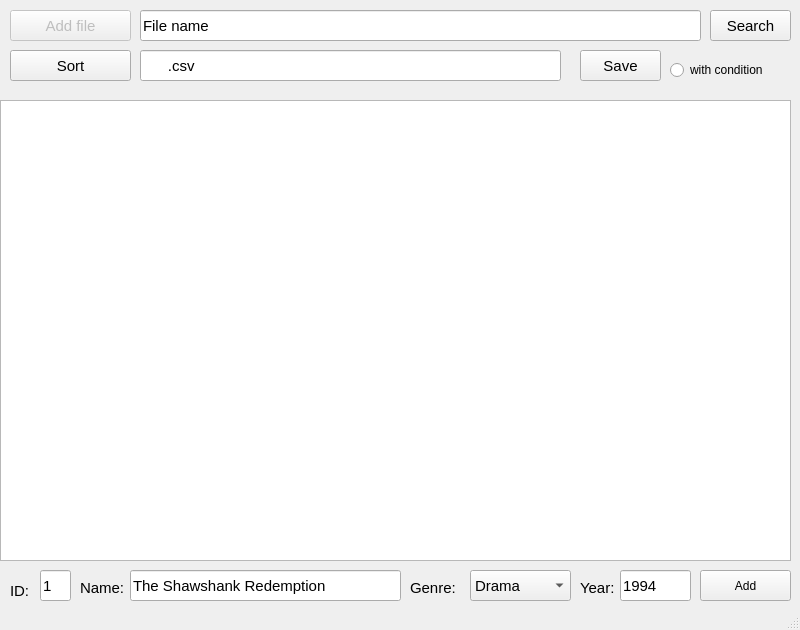
Before: the Qt Designer form lab2/mainwindow.ui in mgodunow/oop, drawn with Qt 5.
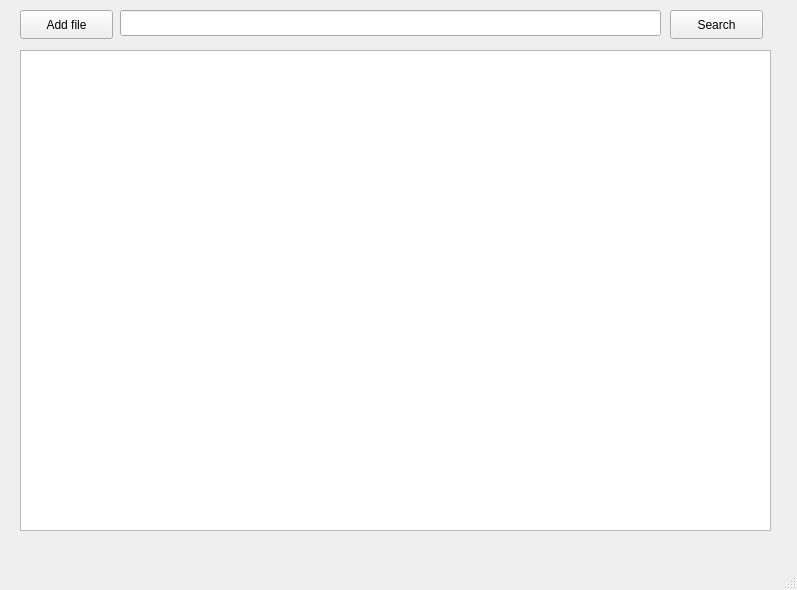
After: the same form once the commit is applied.

```diff
--- a/lab2/mainwindow.ui
+++ b/lab2/mainwindow.ui
@@ -2,29 +2,14 @@
 <ui version="4.0">
  <class>MainWindow</class>
  <widget class="QMainWindow" name="MainWindow">
-  <property name="enabled">
-   <bool>true</bool>
-  </property>
   <property name="geometry">
    <rect>
     <x>0</x>
     <y>0</y>
-    <width>800</width>
-    <height>630</height>
+    <width>797</width>
+    <height>590</height>
    </rect>
   </property>
-  <property name="minimumSize">
-   <size>
-    <width>800</width>
-    <height>602</height>
-   </size>
-  </property>
-  <property name="maximumSize">
-   <size>
-    <width>800</width>
-    <height>630</height>
-   </size>
-  </property>
   <property name="windowTitle">
    <string>MainWindow</string>
   </property>
@@ -32,191 +17,22 @@
    <widget class="QTextBrowser" name="textBrowser">
     <property name="geometry">
      <rect>
-      <x>0</x>
-      <y>100</y>
-      <width>791</width>
-      <height>461</height>
+      <x>20</x>
+      <y>50</y>
+      <width>751</width>
+      <height>481</height>
      </rect>
-    </property>
-    <property name="font">
-     <font>
-      <pointsize>13</pointsize>
-     </font>
-    </property>
-    <property name="html">
-     <string>&lt;!DOCTYPE HTML PUBLIC &quot;-//W3C//DTD HTML 4.0//EN&quot; &quot;http://www.w3.org/TR/REC-html40/strict.dtd&quot;&gt;
-&lt;html&gt;&lt;head&gt;&lt;meta name=&quot;qrichtext&quot; content=&quot;1&quot; /&gt;&lt;meta charset=&quot;utf-8&quot; /&gt;&lt;style type=&quot;text/css&quot;&gt;
-p, li { white-space: pre-wrap; }
-hr { height: 1px; border-width: 0; }
-&lt;/style&gt;&lt;/head&gt;&lt;body style=&quot; font-family:'Segoe UI'; font-size:13pt; font-weight:400; font-style:normal;&quot;&gt;
-&lt;p align=&quot;center&quot; style=&quot;-qt-paragraph-type:empty; margin-top:0px; margin-bottom:0px; margin-left:0px; margin-right:0px; -qt-block-indent:0; text-indent:0px;&quot;&gt;&lt;br /&gt;&lt;/p&gt;&lt;/body&gt;&lt;/html&gt;</string>
-    </property>
-   </widget>
-   <widget class="QPushButton" name="btnSearch">
-    <property name="geometry">
-     <rect>
-      <x>710</x>
-      <y>10</y>
-      <width>81</width>
-      <height>31</height>
-     </rect>
-    </property>
-    <property name="font">
-     <font>
-      <pointsize>11</pointsize>
-     </font>
-    </property>
-    <property name="text">
-     <string>Search</string>
     </property>
    </widget>
    <widget class="QPushButton" name="btnAdd">
     <property name="geometry">
      <rect>
-      <x>700</x>
-      <y>570</y>
-      <width>91</width>
-      <height>31</height>
-     </rect>
-    </property>
-    <property name="text">
-     <string>Add</string>
-    </property>
-   </widget>
-   <widget class="QLabel" name="lblID">
-    <property name="geometry">
-     <rect>
-      <x>10</x>
-      <y>580</y>
-      <width>21</width>
-      <height>21</height>
-     </rect>
-    </property>
-    <property name="font">
-     <font>
-      <pointsize>11</pointsize>
-     </font>
-    </property>
-    <property name="text">
-     <string>ID:</string>
-    </property>
-   </widget>
-   <widget class="QLabel" name="lblName">
-    <property name="geometry">
-     <rect>
-      <x>80</x>
-      <y>580</y>
-      <width>111</width>
-      <height>16</height>
-     </rect>
-    </property>
-    <property name="font">
-     <font>
-      <pointsize>11</pointsize>
-     </font>
-    </property>
-    <property name="text">
-     <string>Name:</string>
-    </property>
-   </widget>
-   <widget class="QLabel" name="lblYear">
-    <property name="geometry">
-     <rect>
-      <x>580</x>
-      <y>580</y>
-      <width>49</width>
-      <height>16</height>
-     </rect>
-    </property>
-    <property name="font">
-     <font>
-      <pointsize>11</pointsize>
-     </font>
-    </property>
-    <property name="text">
-     <string>Year:</string>
-    </property>
-   </widget>
-   <widget class="QLabel" name="lblGenre">
-    <property name="geometry">
-     <rect>
-      <x>410</x>
-      <y>580</y>
-      <width>49</width>
-      <height>16</height>
-     </rect>
-    </property>
-    <property name="font">
-     <font>
-      <pointsize>11</pointsize>
-     </font>
-    </property>
-    <property name="text">
-     <string>Genre:</string>
-    </property>
-   </widget>
-   <widget class="QComboBox" name="cbGenre">
-    <property name="geometry">
-     <rect>
-      <x>470</x>
-      <y>570</y>
-      <width>101</width>
-      <height>31</height>
-     </rect>
-    </property>
-    <property name="font">
-     <font>
-      <pointsize>11</pointsize>
-     </font>
-    </property>
-    <item>
-     <property name="text">
-      <string>Drama</string>
-     </property>
-    </item>
-    <item>
-     <property name="text">
-      <string>Thriller</string>
-     </property>
-    </item>
-    <item>
-     <property name="text">
-      <string>Romance</string>
-     </property>
-    </item>
-    <item>
-     <property name="text">
-      <string>Fantasy</string>
-     </property>
-    </item>
-    <item>
-     <property name="text">
-      <string>Action</string>
-     </property>
-    </item>
-    <item>
-     <property name="text">
-      <string>Horror</string>
-     </property>
-    </item>
-   </widget>
-   <widget class="QPushButton" name="btnAddFile">
-    <property name="enabled">
-     <bool>false</bool>
-    </property>
-    <property name="geometry">
-     <rect>
-      <x>10</x>
+      <x>20</x>
       <y>10</y>
-      <width>121</width>
-      <height>31</height>
+      <width>93</width>
+      <height>29</height>
      </rect>
     </property>
-    <property name="font">
-     <font>
-      <pointsize>11</pointsize>
-     </font>
-    </property>
     <property name="text">
      <string>Add file</string>
     </property>
@@ -224,158 +40,24 @@
    <widget class="QLineEdit" name="linePath">
     <property name="geometry">
      <rect>
-      <x>140</x>
+      <x>120</x>
       <y>10</y>
-      <width>561</width>
-      <height>31</height>
+      <width>541</width>
+      <height>26</height>
      </rect>
     </property>
-    <property name="font">
-     <font>
-      <pointsize>11</pointsize>
-     </font>
-    </property>
-    <property name="text">
-     <string>File name</string>
-    </property>
-    <property name="readOnly">
-     <bool>true</bool>
-    </property>
    </widget>
-   <widget class="QLineEdit" name="lineID">
-    <property name="geometry">
-     <rect>
-      <x>40</x>
-      <y>570</y>
-      <width>31</width>
-      <height>31</height>
-     </rect>
-    </property>
-    <property name="font">
-     <font>
-      <pointsize>11</pointsize>
-     </font>
-    </property>
-    <property name="text">
-     <string>1</string>
-    </property>
-   </widget>
-   <widget class="QLineEdit" name="lineName">
-    <property name="geometry">
-     <rect>
-      <x>130</x>
-      <y>570</y>
-      <width>271</width>
-      <height>31</height>
-     </rect>
-    </property>
-    <property name="font">
-     <font>
-      <pointsize>11</pointsize>
-     </font>
-    </property>
-    <property name="text">
-     <string>The Shawshank Redemption</string>
-    </property>
-   </widget>
-   <widget class="QLineEdit" name="lineYear">
-    <property name="geometry">
-     <rect>
-      <x>620</x>
-      <y>570</y>
-      <width>71</width>
-      <height>31</height>
-     </rect>
-    </property>
-    <property name="font">
-     <font>
-      <pointsize>11</pointsize>
-     </font>
-    </property>
-    <property name="text">
-     <string>1994</string>
-    </property>
-   </widget>
-   <widget class="QPushButton" name="btnSort">
-    <property name="enabled">
-     <bool>true</bool>
-    </property>
-    <property name="geometry">
-     <rect>
-      <x>10</x>
-      <y>50</y>
-      <width>121</width>
-      <height>31</height>
-     </rect>
-    </property>
-    <property name="font">
-     <font>
-      <pointsize>11</pointsize>
-     </font>
-    </property>
-    <property name="text">
-     <string>Sort</string>
-    </property>
-   </widget>
-   <widget class="QLineEdit" name="linePath_2">
-    <property name="geometry">
-     <rect>
-      <x>140</x>
-      <y>50</y>
-      <width>421</width>
-      <height>31</height>
-     </rect>
-    </property>
-    <property name="font">
-     <font>
-      <pointsize>11</pointsize>
-     </font>
-    </property>
-    <property name="inputMask">
-     <string>aaaaaa.csv</string>
-    </property>
-    <property name="text">
-     <string>.csv</string>
-    </property>
-    <property name="maxLength">
-     <number>10</number>
-    </property>
-    <property name="readOnly">
-     <bool>false</bool>
-    </property>
-   </widget>
-   <widget class="QPushButton" name="btnSave">
-    <property name="geometry">
-     <rect>
-      <x>580</x>
-      <y>50</y>
-      <width>81</width>
-      <height>31</height>
-     </rect>
-    </property>
-    <property name="font">
-     <font>
-      <pointsize>11</pointsize>
-     </font>
-    </property>
-    <property name="text">
-     <string>Save</string>
-    </property>
-   </widget>
-   <widget class="QRadioButton" name="rbtCondition">
+   <widget class="QPushButton" name="btnSearch">
     <property name="geometry">
      <rect>
       <x>670</x>
-      <y>60</y>
-      <width>111</width>
-      <height>20</height>
+      <y>10</y>
+      <width>93</width>
+      <height>29</height>
      </rect>
     </property>
     <property name="text">
-     <string>with condition</string>
-    </property>
-    <property name="checked">
-     <bool>false</bool>
+     <string>Search</string>
     </property>
    </widget>
   </widget>
```
Left out of the diff: 4 changed lines with no effect on the pictures.
